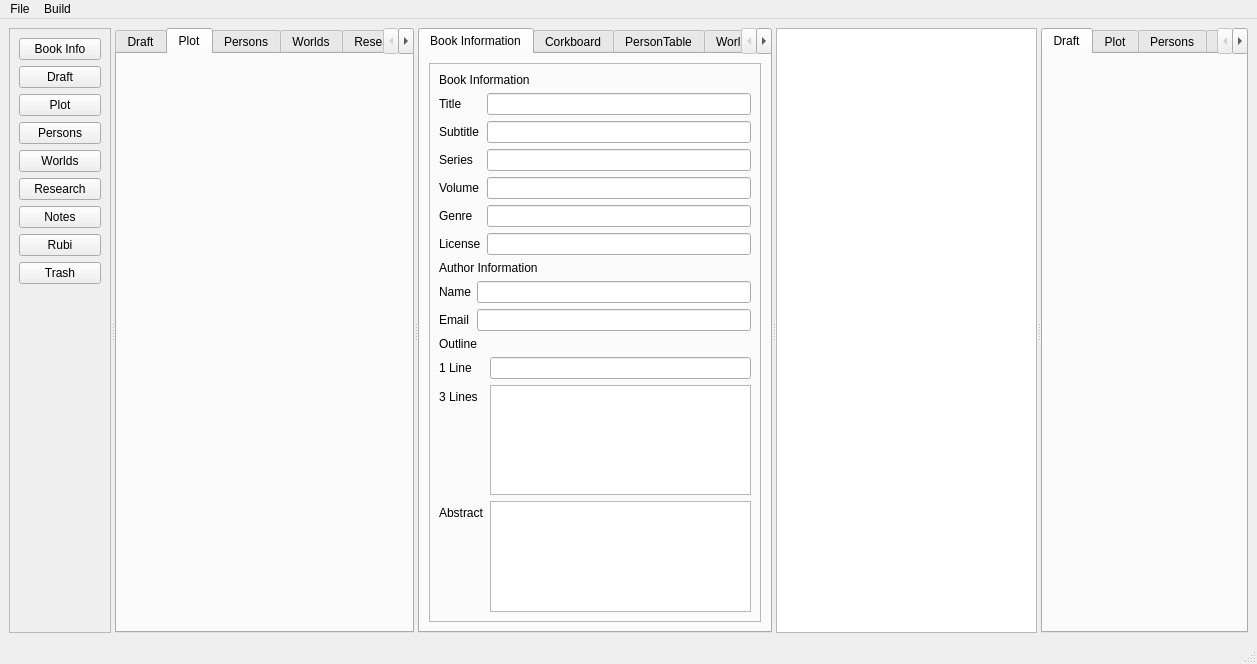
Qt form mainwindow.ui (NovelLab/sms-editor1) before a commit.
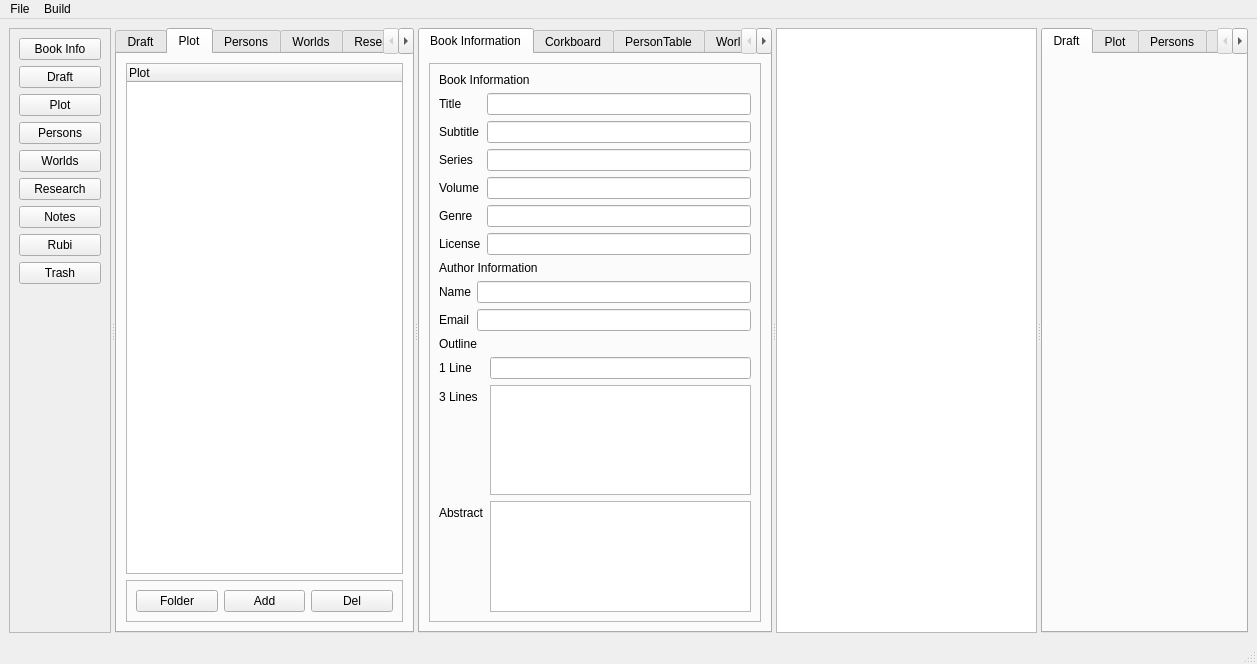
The same form after that commit. The open tabs and pages were chosen to show the change. Custom widgets are drawn as their Qt base class.

Commit message: Add: plot tree xml read and write.

What changed in the file:
```diff
--- a/mainwindow.ui
+++ b/mainwindow.ui
@@ -163,6 +163,50 @@
         <attribute name="title">
          <string>Plot</string>
         </attribute>
+        <layout class="QVBoxLayout" name="verticalLayout_8">
+         <item>
+          <widget class="PlotTree" name="plotTreeView">
+           <column>
+            <property name="text">
+             <string>Plot</string>
+            </property>
+           </column>
+          </widget>
+         </item>
+         <item>
+          <widget class="QFrame" name="frame_4">
+           <property name="frameShape">
+            <enum>QFrame::StyledPanel</enum>
+           </property>
+           <property name="frameShadow">
+            <enum>QFrame::Raised</enum>
+           </property>
+           <layout class="QHBoxLayout" name="horizontalLayout_2">
+            <item>
+             <widget class="QPushButton" name="btnFolderPlot">
+              <property name="text">
+               <string>Folder</string>
+              </property>
+             </widget>
+            </item>
+            <item>
+             <widget class="QPushButton" name="btnAddPlot">
+              <property name="text">
+               <string>Add</string>
+              </property>
+             </widget>
+            </item>
+            <item>
+             <widget class="QPushButton" name="btnDelPlot">
+              <property name="text">
+               <string>Del</string>
+              </property>
+             </widget>
+            </item>
+           </layout>
+          </widget>
+         </item>
+        </layout>
        </widget>
        <widget class="QWidget" name="tabPersonsTree">
         <attribute name="title">
@@ -527,6 +571,11 @@
    <extends>QTextEdit</extends>
    <header>editor/textedit.h</header>
   </customwidget>
+  <customwidget>
+   <class>PlotTree</class>
+   <extends>QTreeWidget</extends>
+   <header>views/plottree.h</header>
+  </customwidget>
  </customwidgets>
  <resources/>
  <connections/>
```
The commit also changes 15 other files.
